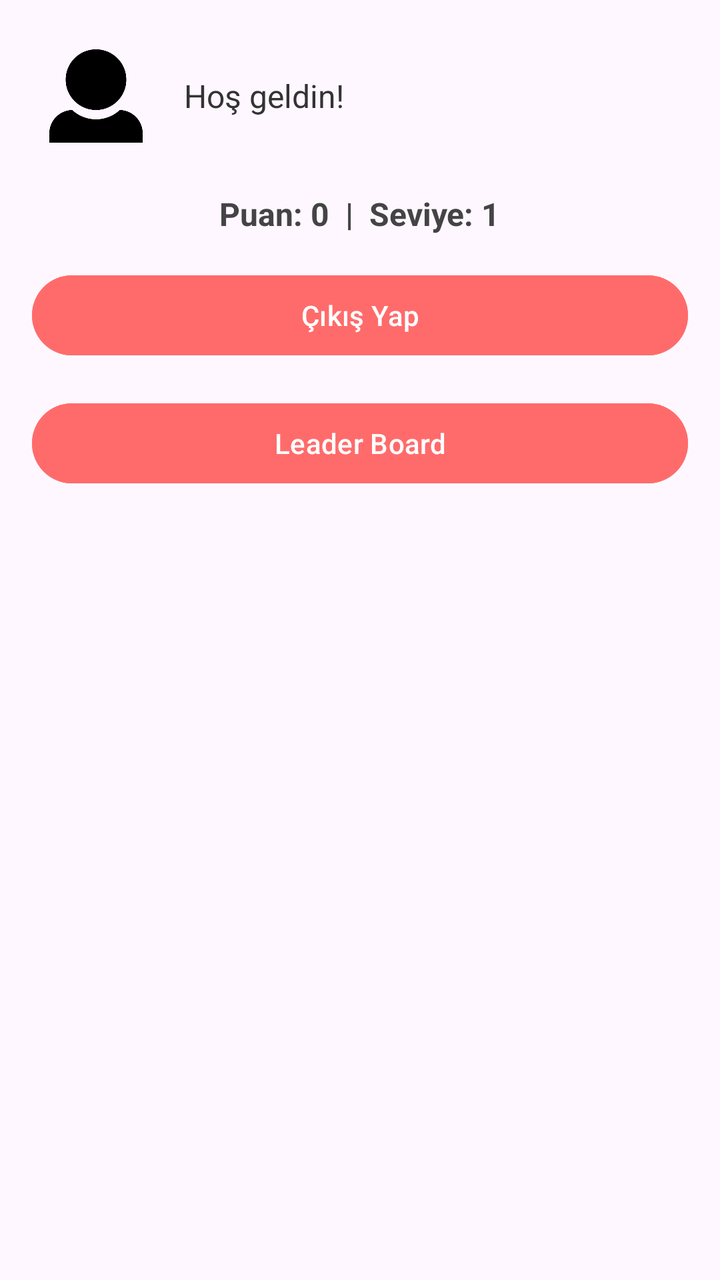
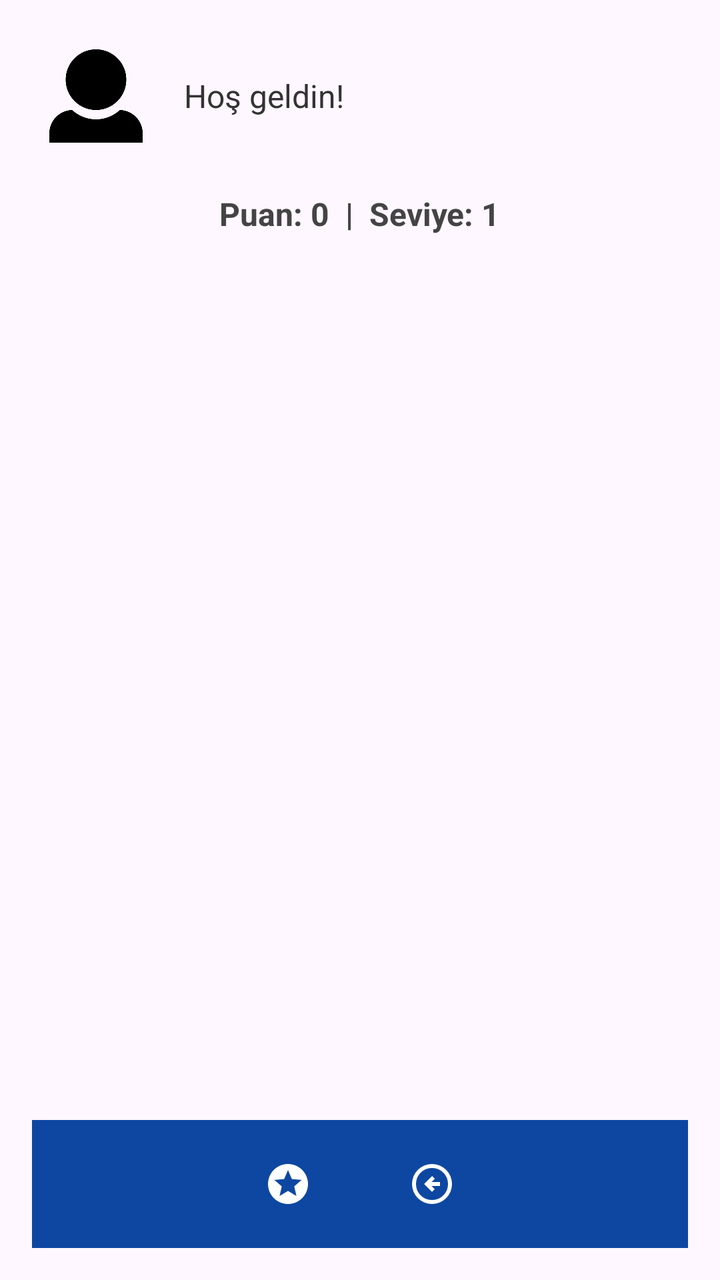

Before-and-after screenshots of an Android layout around one commit, followed by the original layout XML and the change that was made.
<!-- AndroidManifest.xml: application theme Theme.MyQuizApp -->
<!-- res/layout/fragment_list.xml -->
<?xml version="1.0" encoding="utf-8"?>
<LinearLayout
    xmlns:android="http://schemas.android.com/apk/res/android"
    android:layout_width="match_parent"
    android:layout_height="match_parent"
    android:orientation="vertical"
    android:padding="16dp">

    
    <LinearLayout
        android:layout_width="match_parent"
        android:layout_height="wrap_content"
        android:orientation="horizontal"
        android:gravity="center_vertical"
        android:paddingBottom="16dp">


        <ImageView
            android:id="@+id/imageViewAvatar"
            android:layout_width="64dp"
            android:layout_height="64dp"
            android:padding="4dp"
            android:src="@drawable/default_avatar" />

        <TextView
            android:id="@+id/textViewWelcome"
            android:layout_width="0dp"
            android:layout_height="wrap_content"
            android:layout_weight="1"
            android:text="Hoş geldin!"
            android:textSize="16sp"
            android:paddingStart="12dp"
            android:textColor="#333333" />

    </LinearLayout>

    <TextView
        android:id="@+id/textViewStats"
        android:layout_width="wrap_content"
        android:layout_height="wrap_content"
        android:text="Puan: 0  |  Seviye: 1"
        android:textSize="16sp"
        android:textStyle="bold"
        android:textColor="#444444"
        android:layout_marginBottom="16dp"
        android:layout_gravity="center_horizontal" />

    
    <Button
        android:id="@+id/buttonLogout"
        android:layout_width="match_parent"
        android:layout_height="wrap_content"
        android:text="Çıkış Yap"
        android:backgroundTint="#FF6B6B"
        android:textColor="#FFFFFF"
        android:layout_marginBottom="16dp"/>
    <Button
        android:id="@+id/buttonLeaderBoard"
        android:layout_width="match_parent"
        android:layout_height="wrap_content"
        android:text="Leader Board"
        android:backgroundTint="#FF6B6B"
        android:textColor="#FFFFFF"
        android:layout_marginBottom="16dp"/>


    
    <androidx.recyclerview.widget.RecyclerView
        android:id="@+id/ListRecyclerView"
        android:layout_width="match_parent"
        android:layout_height="0dp"
        android:layout_weight="1"
        android:clipToPadding="false"
        android:scrollbars="vertical" />

</LinearLayout>
<!-- resources referenced by this layout -->
<resources>
  <!-- drawable default_avatar: png bitmap (drawable, 7645 bytes) -->
  <style name="Theme.MyQuizApp" parent="Base.Theme.MyQuizApp" />
  <style name="Base.Theme.MyQuizApp" parent="Theme.Material3.DayNight.NoActionBar">
          
          
      </style>
</resources>

<!-- the commit's change to res/layout/fragment_list.xml (unified diff, before → after) -->
@@ -46,25 +46,6 @@
         android:layout_gravity="center_horizontal" />
 
     
-    <Button
-        android:id="@+id/buttonLogout"
-        android:layout_width="match_parent"
-        android:layout_height="wrap_content"
-        android:text="Çıkış Yap"
-        android:backgroundTint="#FF6B6B"
-        android:textColor="#FFFFFF"
-        android:layout_marginBottom="16dp"/>
-    <Button
-        android:id="@+id/buttonLeaderBoard"
-        android:layout_width="match_parent"
-        android:layout_height="wrap_content"
-        android:text="Leader Board"
-        android:backgroundTint="#FF6B6B"
-        android:textColor="#FFFFFF"
-        android:layout_marginBottom="16dp"/>
-
-
-    
     <androidx.recyclerview.widget.RecyclerView
         android:id="@+id/ListRecyclerView"
         android:layout_width="match_parent"
@@ -72,5 +53,38 @@
         android:layout_weight="1"
         android:clipToPadding="false"
         android:scrollbars="vertical" />
+    <LinearLayout
+        android:id="@+id/footerLayout"
+        android:layout_width="match_parent"
+        android:layout_height="wrap_content"
+        android:gravity="center"
+        android:orientation="horizontal"
+        android:paddingTop="12dp"
+        android:paddingBottom="12dp"
+        android:background="#0D47A1" >
+
+        <ImageView
+            android:id="@+id/imageViewLeaderboard"
+            android:layout_width="40dp"
+            android:layout_height="40dp"
+            android:src="@drawable/ic_star"
+            android:contentDescription="LeaderBoard"
+            android:padding="8dp"
+            android:tint="#FFFFFF" />
+
+        <View
+            android:layout_width="32dp"
+            android:layout_height="1dp"
+            android:background="@android:color/transparent" />
+
+        <ImageView
+            android:id="@+id/imageViewLogout"
+            android:layout_width="40dp"
+            android:layout_height="40dp"
+            android:src="@drawable/ic_exit"
+            android:contentDescription="Çıkış Yap"
+            android:padding="8dp"
+            android:tint="#FFFFFF" />
+    </LinearLayout>
 
 </LinearLayout>
<!-- resource entries referenced after the edit -->
@@ -1,6 +1,18 @@
 <!-- resources referenced by this layout -->
 <resources>
   <!-- drawable default_avatar: png bitmap (drawable, 7645 bytes) -->
+  <!-- drawable ic_exit (drawable) -->
+  <vector xmlns:android="http://schemas.android.com/apk/res/android" android:autoMirrored="true" android:height="24dp" android:tint="#000000" android:viewportHeight="960" android:viewportWidth="960" android:width="24dp">
+        
+      <path android:fillColor="@android:color/white" android:pathData="M480,640L536,584L472,520L640,520L640,440L472,440L536,376L480,320L320,480L480,640ZM480,880Q397,880 324,848.5Q251,817 197,763Q143,709 111.5,636Q80,563 80,480Q80,397 111.5,324Q143,251 197,197Q251,143 324,111.5Q397,80 480,80Q563,80 636,111.5Q709,143 763,197Q817,251 848.5,324Q880,397 880,480Q880,563 848.5,636Q817,709 763,763Q709,817 636,848.5Q563,880 480,880ZM480,800Q614,800 707,707Q800,614 800,480Q800,346 707,253Q614,160 480,160Q346,160 253,253Q160,346 160,480Q160,614 253,707Q346,800 480,800ZM480,480Q480,480 480,480Q480,480 480,480Q480,480 480,480Q480,480 480,480Q480,480 480,480Q480,480 480,480Q480,480 480,480Q480,480 480,480Z"/>
+      
+  </vector>
+  <!-- drawable ic_star (drawable) -->
+  <vector xmlns:android="http://schemas.android.com/apk/res/android" android:height="24dp" android:tint="#000000" android:viewportHeight="24" android:viewportWidth="24" android:width="24dp">
+        
+      <path android:fillColor="@android:color/white" android:pathData="M11.99,2C6.47,2 2,6.48 2,12s4.47,10 9.99,10C17.52,22 22,17.52 22,12S17.52,2 11.99,2zM16.23,18L12,15.45 7.77,18l1.12,-4.81 -3.73,-3.23 4.92,-0.42L12,5l1.92,4.53 4.92,0.42 -3.73,3.23L16.23,18z"/>
+      
+  </vector>
   <style name="Theme.MyQuizApp" parent="Base.Theme.MyQuizApp" />
   <style name="Base.Theme.MyQuizApp" parent="Theme.Material3.DayNight.NoActionBar">
           
